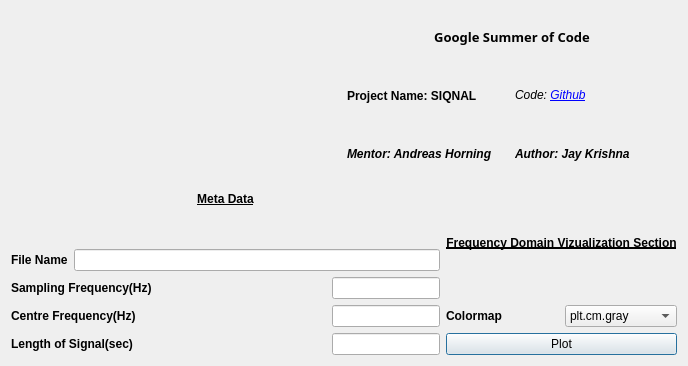
This is qt/spectscreen.ui in aerospaceresearch/SiqNAL as Qt 5 draws it before an edit. The edited form follows.
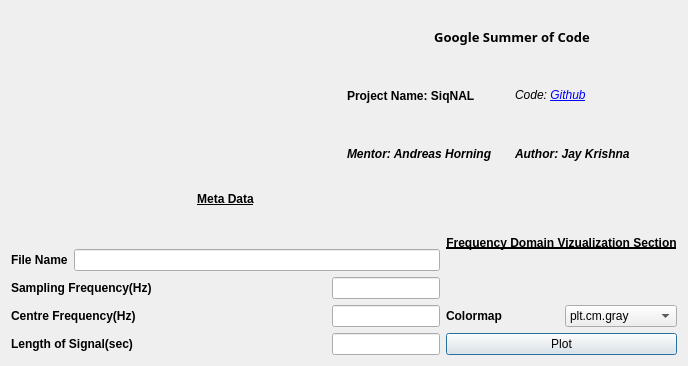
This is the edited form.

Diff of the .ui file:
```diff
--- a/qt/spectscreen.ui
+++ b/qt/spectscreen.ui
@@ -59,7 +59,7 @@
               </font>
              </property>
              <property name="text">
-              <string>Project Name: SIQNAL</string>
+              <string>Project Name: SiqNAL</string>
              </property>
             </widget>
            </item>
```
